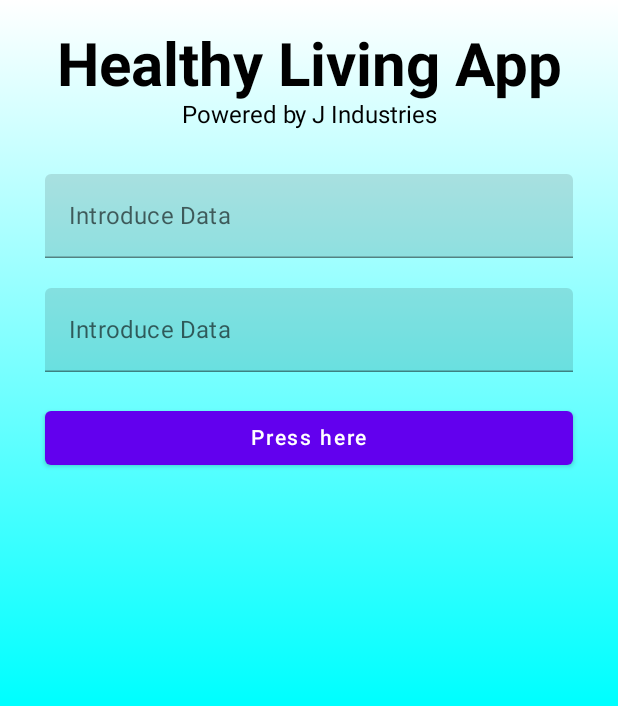
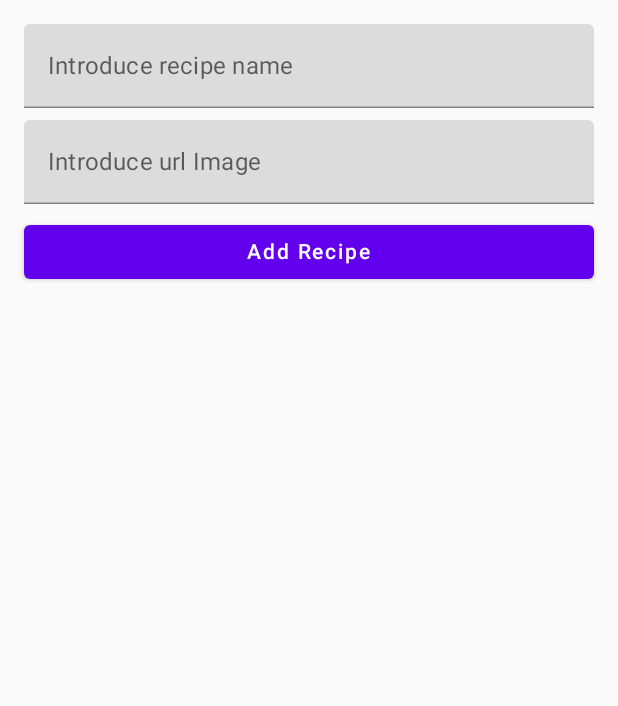
Before and after one commit to josuemj/HealthyLivingApp, an Android app built with Jetpack Compose: the screen it shows after launch (MainActivity), on a phone screen of 412 x 824 dp. Shown: the top 706 px of the screen. Run offline under Robolectric (Android 15) with nearby library versions, the phone set to English and light mode, and no system bars.

Commit message:
lazyColumn bugged

```diff
--- a/app/src/main/java/com/example/healthylivingapp/MainActivity.kt
+++ b/app/src/main/java/com/example/healthylivingapp/MainActivity.kt
@@ -1,14 +1,13 @@
 package com.example.healthylivingapp
 
 import android.os.Bundle
+import android.speech.tts.TextToSpeech
+import android.widget.ScrollView
 import androidx.activity.ComponentActivity
 import androidx.activity.compose.setContent
 import androidx.compose.foundation.Image
 import androidx.compose.foundation.background
-import androidx.compose.foundation.layout.Column
-import androidx.compose.foundation.layout.fillMaxSize
-import androidx.compose.foundation.layout.fillMaxWidth
-import androidx.compose.foundation.layout.padding
+import androidx.compose.foundation.layout.*
 import androidx.compose.foundation.text.BasicTextField
 import androidx.compose.material.*
 import androidx.compose.runtime.Composable
@@ -43,139 +42,72 @@ class MainActivity : ComponentActivity() {
 
 @Preview
 @Composable
-fun app() {
-    val numbers = listOf<Int>(1,2,43,5,645)
-    var itemList = mutableListOf<Recipe>()
+fun app(){
 
-    val textState = remember {
+    var recipeName = remember {
+        mutableStateOf("")}
+
+    var recipeUrl = remember {
         mutableStateOf("")
     }
 
-    val textState_url = remember {
-        mutableStateOf("")
-    }
-
-    val scrollState = rememberScrollState()
+    var recipeList = mutableListOf<Recipe>()
 
     Column(
-
         modifier = Modifier
             .fillMaxSize()
-            .background(
-                brush = Brush.verticalGradient(
-                    colors = listOf(Color.White, Color.Cyan),
-                    startY = 0f,
-                    endY = 700f
-                )
-            )
-            .verticalScroll(scrollState)
-
+            .padding(16.dp),
+        verticalArrangement = Arrangement.spacedBy(8.dp)
     ) {
-        Text(
-            fontWeight = FontWeight.Bold,
-            fontSize = 40.sp,
-            text = "Healthy Living App",
-            modifier = Modifier
-                .fillMaxWidth()
-                .padding(top = 20.dp),
-            textAlign = TextAlign.Center,
-        )
-
-        Text(
-            fontSize = 16.sp,
-            text = "Powered by J Industries",
-            modifier = Modifier.fillMaxWidth(),
-            textAlign = TextAlign.Center,
-        )
-
-//        Image(
-//            painter = painterResource(id = R.drawable.blaze), contentDescription = "Product Logo",
-//            Modifier
-//                .fillMaxWidth()
-//                .align(Alignment.CenterHorizontally)
-//        )
 
         TextField(
-            value = textState.value, onValueChange = {
-                textState.value = it
+            value = recipeName.value,
+            onValueChange = {
+                recipeName.value = it
+        },
+            placeholder = {
+                Text(text = "Introduce recipe name")
             },
-
-
-            placeholder = {
-                Text(text = "Introduce Data")
-            }, // Text inside the input
-
-            modifier = Modifier
-                .fillMaxWidth()
-                .padding(top = 30.dp, start = 30.dp, end = 30.dp)
-                .align(Alignment.CenterHorizontally)
+            modifier = Modifier.fillMaxWidth()
         )
 
         TextField(
-            value = textState_url.value, onValueChange = {
-                textState_url.value = it
+            value = recipeUrl.value,
+            onValueChange = {
+                recipeUrl.value = it
             },
+            placeholder = {
+                Text(text = "Introduce url Image")
+            },
+            modifier = Modifier.fillMaxWidth()
+        )
 
 
-            placeholder = {
-                Text(text = "Introduce Data")
-            }, // Text inside the input
-
-            modifier = Modifier
-                .fillMaxWidth()
-                .padding(horizontal = 30.dp, vertical = 20.dp)
-                .align(Alignment.CenterHorizontally)
-        )
-
-        Button(
-
-            onClick = {
-
-                //Creating new recipe object
-                val newRecipe: Recipe = Recipe(textState.value,textState_url.value)
-
-                //Adding the new recipe to list to show on LazyColumn
-                itemList.add(newRecipe)
-
-                for(recipe in itemList){
-                    println(recipe.recipeName)
-                    println(recipe.urlImage)
-                }
-
-            },
-            modifier = Modifier
-                .fillMaxWidth()
-                .padding(horizontal = 30.dp)
-                .align(Alignment.CenterHorizontally)
-
+        Button(onClick = {
+            println("receipt name: ${recipeName.value}+\nURL: ${recipeUrl.value}")
+           val newRecipe = Recipe(recipeName.value,recipeUrl.value)
+            recipeList.add(newRecipe)
+        },
+            modifier = Modifier.fillMaxWidth()
 
         ) {
-            Text(text = "Press here")
+            Text(text = "Add Recipe")
         }
 
-        //Just leaving as pend the lazyColumn...
+        LazyColumn (
+
+                ){
+            items(recipeList) { recipe ->
+                    Text(
+                        text = recipe.recipeName,
+                    )
+
+            }
+        }
+
 
 
     }
 }
 
-/**
- * Custom item for lazyColumn
- */
-@Composable
-fun recipeItem(recipe: Recipe){
-    Column(
-        Modifier
-            .fillMaxWidth()
-            .fillMaxWidth()
-            .padding(30.dp)
-    ) {
-        Text(
-            text = "$recipe.recipeName")
-
-            //Image
-    }
-}
-
-
-data class Recipe(val recipeName: String, val urlImage:String)
+data class Recipe(val recipeName: String,val recipeUrl: String)
```
